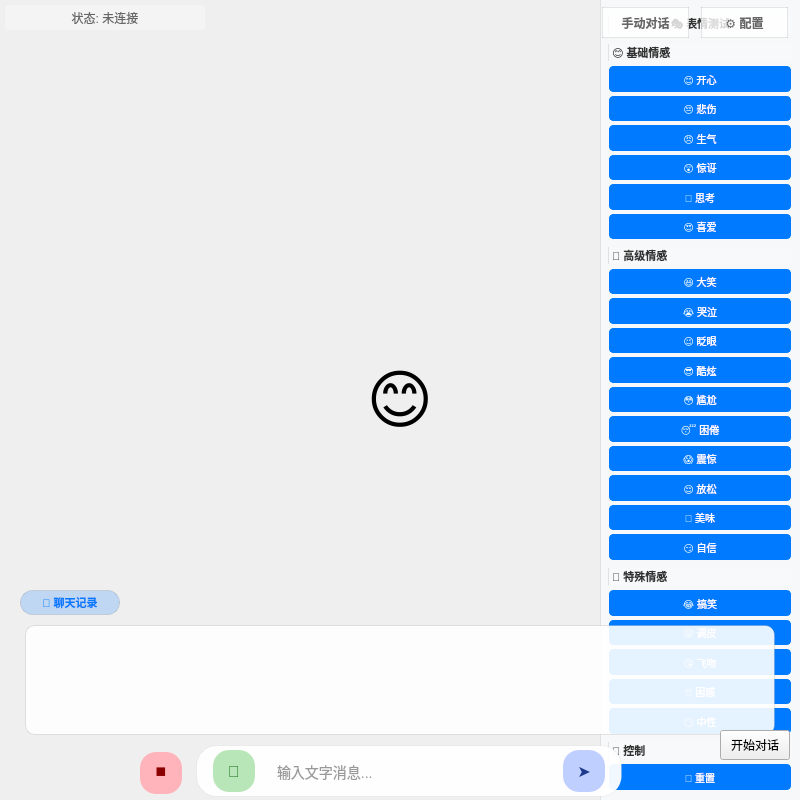
Before: the Qt Designer form src/display/gui_display.ui in adam-doco/Zoe, drawn with Qt 5.
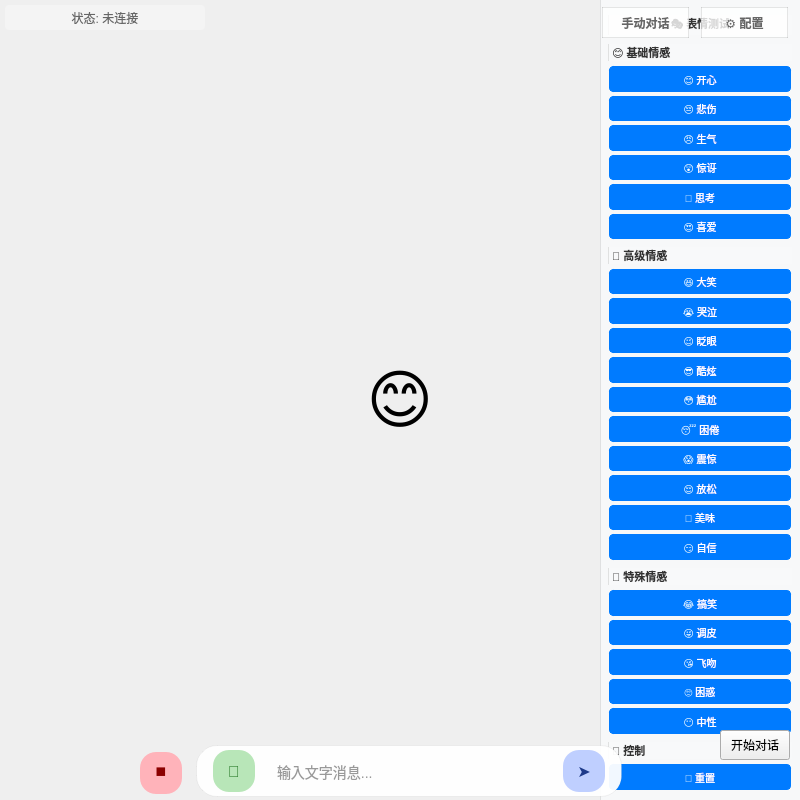
After: the same form once the commit is applied.

Commit message:
完善聊天界面和表情系统修复
主要功能改进：
✅ 聊天界面优化
- 新增现代化WebView聊天界面(chat_interface.html)
- 优化聊天气泡颜色: 用户消息绿色(60%透明)，AI回复白色(80%透明)
- 统一字体颜色为深灰色，滚动条透明度2%
- 支持折叠显示，不影响Live2D展示

✅ 表情系统全面修复
- 修复表情监听器异步调用问题
- 修复emotion_mapping.py中兼容性映射的表情名称错误
- 确保21个小智AI标准emoji 100%正确映射到Live2D动作和表情
- 完善Live2D JavaScript端错误处理和日志

✅ 技术架构优化
- ChatWidget支持WebView透明背景
- 异步函数调用机制完善
- 表情数据流路径优化

🤖 Generated with [Claude Code](https://claude.ai/code)

What changed in the file:
```diff
--- a/src/display/gui_display.ui
+++ b/src/display/gui_display.ui
@@ -495,10 +495,10 @@
   <widget class="QFrame" name="chat_panel">
    <property name="geometry">
     <rect>
-     <x>20</x>
-     <y>620</y>
-     <width>760</width>
-     <height>120</height>
+     <x>150</x>
+     <y>500</y>
+     <width>500</width>
+     <height>235</height>
     </rect>
    </property>
    <property name="visible">
@@ -507,73 +507,31 @@
    <property name="styleSheet">
     <string>
 QFrame {
-    background-color: rgba(255, 255, 255, 0.9);
-    border: 1px solid rgba(0, 0, 0, 0.1);
-    border-radius: 10px;
-    margin: 5px;
+    background-color: transparent;
+    border: none;
+    margin: 0px;
 }
     </string>
    </property>
    <layout class="QVBoxLayout" name="chat_panel_layout">
     <property name="spacing">
-     <number>0</number>
+     <number>5</number>
     </property>
     <property name="leftMargin">
-     <number>0</number>
+     <number>10</number>
     </property>
     <property name="rightMargin">
-     <number>0</number>
+     <number>10</number>
     </property>
     <property name="topMargin">
-     <number>0</number>
+     <number>10</number>
     </property>
     <property name="bottomMargin">
-     <number>0</number>
+     <number>10</number>
     </property>
    </layout>
   </widget>
 
-  <!-- 聊天面板显示/隐藏切换按钮 -->
-  <widget class="QPushButton" name="chat_toggle_btn">
-   <property name="geometry">
-    <rect>
-     <x>20</x>
-     <y>590</y>
-     <width>100</width>
-     <height>25</height>
-    </rect>
-   </property>
-   <property name="styleSheet">
-    <string>
-QPushButton {
-    background-color: rgba(255, 255, 255, 0.8);
-    color: #666666;
-    border: 1px solid rgba(0, 0, 0, 0.1);
-    border-radius: 12px;
-    font-size: 11px;
-    padding: 4px 8px;
-    font-weight: 500;
-}
-QPushButton:hover {
-    background-color: rgba(255, 255, 255, 0.95);
-    color: #333333;
-}
-QPushButton:checked {
-    background-color: rgba(0, 122, 255, 0.2);
-    color: #007AFF;
-}
-    </string>
-   </property>
-   <property name="text">
-    <string>💬 聊天记录</string>
-   </property>
-   <property name="checkable">
-    <bool>true</bool>
-   </property>
-   <property name="checked">
-    <bool>true</bool>
-   </property>
-  </widget>
 
   <!-- 打断按钮（左下角） -->
   <widget class="QPushButton" name="abort_btn">
```
Left out of the diff: 2 changed lines with no effect on the pictures. The commit also changes 9 other files.
